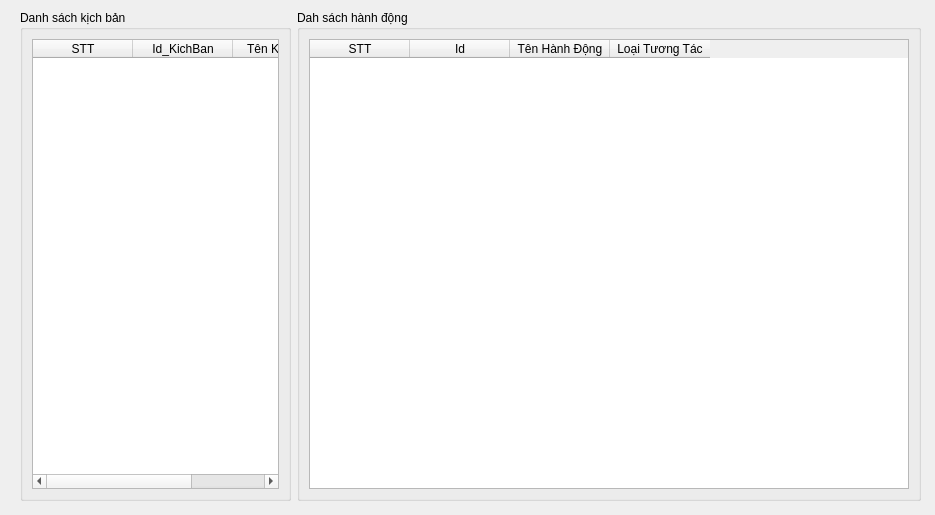
Qt form Form/fdanhsachkichban_old.ui (letrquan/AutoWoker) before a commit.
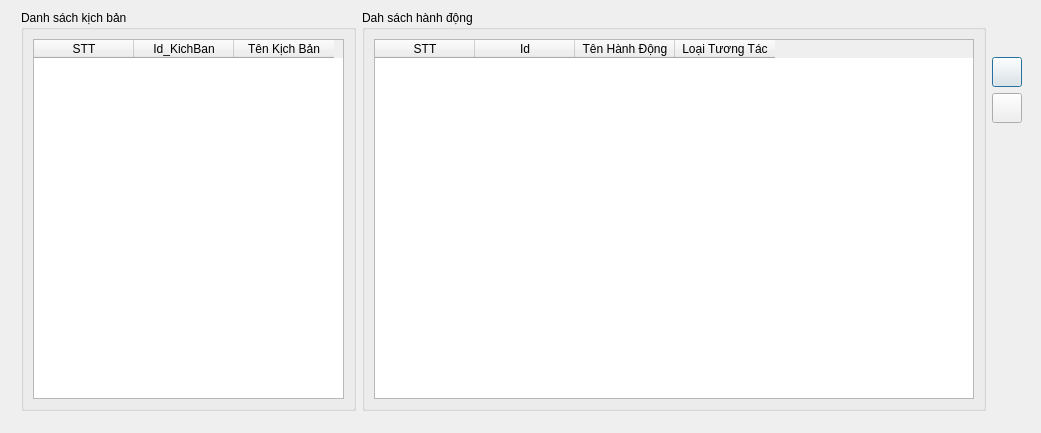
The same form after that commit. Icons and pictures are not drawn.

Diff of the .ui file:
```diff
--- a/Form/fdanhsachkichban_old.ui
+++ b/Form/fdanhsachkichban_old.ui
@@ -6,8 +6,8 @@
    <rect>
     <x>0</x>
     <y>0</y>
-    <width>935</width>
-    <height>515</height>
+    <width>1041</width>
+    <height>433</height>
    </rect>
   </property>
   <property name="windowTitle">
@@ -16,12 +16,14 @@
   <widget class="QWidget" name="">
    <property name="geometry">
     <rect>
-     <x>20</x>
+     <x>21</x>
      <y>10</y>
-     <width>901</width>
-     <height>491</height>
+     <width>1001</width>
+     <height>401</height>
     </rect>
    </property>
+   <layout class="QHBoxLayout" name="horizontalLayout_2">
+    <item>
    <layout class="QHBoxLayout" name="horizontalLayout">
     <item>
      <widget class="QGroupBox" name="groupBox">
@@ -89,6 +91,82 @@
        </item>
       </layout>
      </widget>
+      </item>
+     </layout>
+    </item>
+    <item>
+     <layout class="QVBoxLayout" name="verticalLayout">
+      <item>
+       <spacer name="verticalSpacer_2">
+        <property name="orientation">
+         <enum>Qt::Vertical</enum>
+        </property>
+        <property name="sizeHint" stdset="0">
+         <size>
+          <width>20</width>
+          <height>28</height>
+         </size>
+        </property>
+       </spacer>
+      </item>
+      <item>
+       <widget class="QPushButton" name="button5">
+        <property name="minimumSize">
+         <size>
+          <width>0</width>
+          <height>30</height>
+         </size>
+        </property>
+        <property name="maximumSize">
+         <size>
+          <width>30</width>
+          <height>16777215</height>
+         </size>
+        </property>
+        <property name="styleSheet">
+         <string notr="true">image: url(:/img/img/up-arrow-blue.png);</string>
+        </property>
+        <property name="text">
+         <string/>
+        </property>
+       </widget>
+      </item>
+      <item>
+       <widget class="QPushButton" name="button4">
+        <property name="minimumSize">
+         <size>
+          <width>0</width>
+          <height>30</height>
+         </size>
+        </property>
+        <property name="maximumSize">
+         <size>
+          <width>30</width>
+          <height>16777215</height>
+         </size>
+        </property>
+        <property name="styleSheet">
+         <string notr="true">image: url(:/img/img/down-arrow.png);</string>
+        </property>
+        <property name="text">
+         <string/>
+        </property>
+       </widget>
+      </item>
+      <item>
+       <spacer name="verticalSpacer">
+        <property name="orientation">
+         <enum>Qt::Vertical</enum>
+        </property>
+        <property name="sizeHint" stdset="0">
+         <size>
+          <width>20</width>
+          <height>288</height>
+         </size>
+        </property>
+       </spacer>
+      </item>
+     </layout>
     </item>
    </layout>
   </widget>
```
Lines whose indentation alone changed are shown as unchanged.
